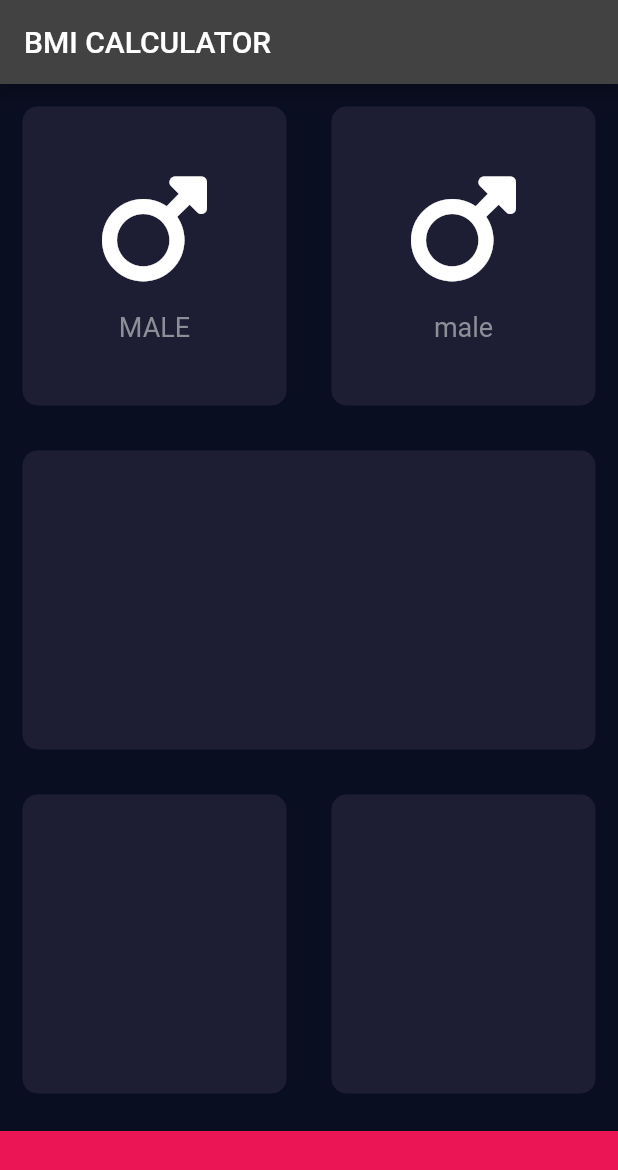
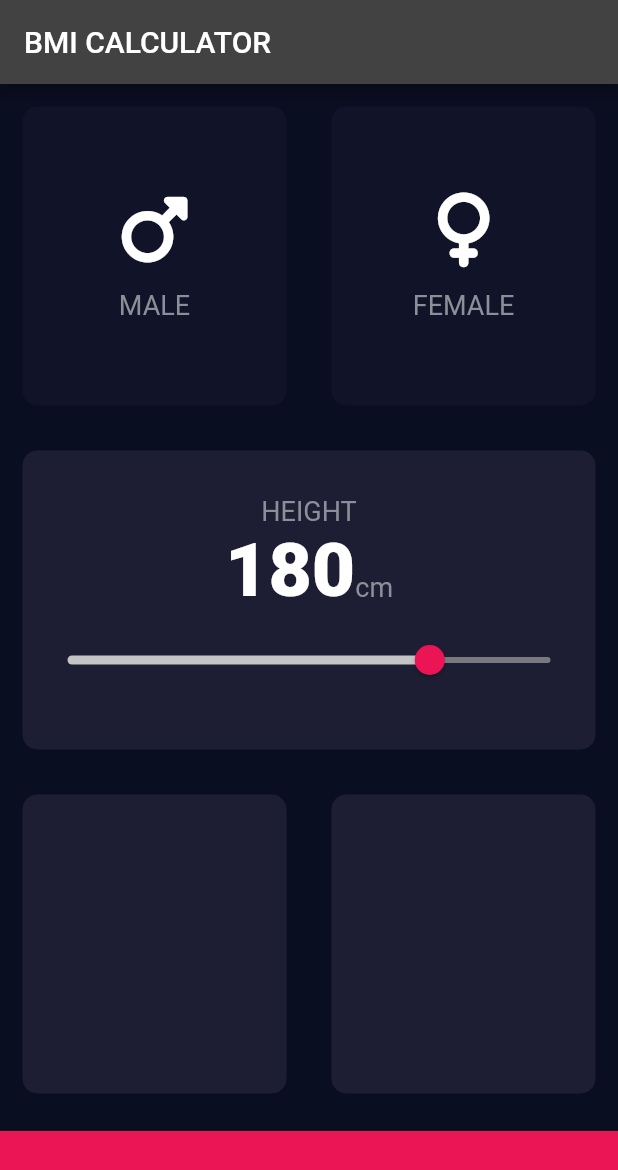
Before and after one commit to HeratUni-CS/bmi-calculator-Bashir-Danish, a Flutter app: the screen it shows after launch, on a phone screen of 412 x 824 dp. Shown: the top 1170 px of the screen. Run offline on Flutter 3.47's test engine with Material 2 defaults, Android fonts, the phone set to English and light mode, and no system bars; our stand-ins replace font_awesome_flutter.

Commit message:
height slider added

```diff
--- a/lib/components/icon_content.dart
+++ b/lib/components/icon_content.dart
@@ -14,7 +14,7 @@ class IconContent extends StatelessWidget {
       children: <Widget>[
         Icon(
           icon,
-          size: 80.0,
+          size: 50.0,
         ),
         const SizedBox(
           height: 15.0,
--- a/lib/components/resuable_card.dart
+++ b/lib/components/resuable_card.dart
@@ -4,16 +4,20 @@ import 'package:lib/constants.dart';
 class ReusableCard extends StatelessWidget {
   final Color? color;
   final Widget? child;
-  ReusableCard({this.color, this.child});
+  final VoidCallback? onPress;
+  ReusableCard({this.color, this.child ,this.onPress});
 
   @override
   Widget build(BuildContext context) {
-    return Container(
-      child: child,
-      margin: const EdgeInsets.all(15),
-      decoration: BoxDecoration(
-        color: color ?? ActiveCardColor,
-        borderRadius: BorderRadius.circular(10),
+    return GestureDetector(
+      onTap: onPress,
+      child: Container(
+        child: child,
+        margin: const EdgeInsets.all(15),
+        decoration: BoxDecoration(
+          color: color ?? kActiveCardColor,
+          borderRadius: BorderRadius.circular(10),
+        ),
       ),
     );
   }
--- a/lib/constants.dart
+++ b/lib/constants.dart
@@ -1,6 +1,17 @@
 import 'package:flutter/material.dart';
 
-const BottomContainerHeight = 70.0;
-const ActiveCardColor = Color(0xFF1D1E33);
-const InactiveCardColour = Color(0xFF111328);
-const BottomContainerColour = Color(0xFFEB1555);
+const kBottomContainerHeight = 70.0;
+const kActiveCardColor = Color(0xFF1D1E33);
+const kInactiveCardColor = Color(0xFF111328);
+const kBottomContainerColor = Color(0xFFEB1555);
+
+
+const kLabelTextStyle = TextStyle(
+  fontSize: 18.0,
+  color: Color(0xFF8D8E98),
+);
+
+const kNumberTextStyle = TextStyle(
+  fontSize: 50.0,
+  fontWeight: FontWeight.w900,
+);
--- a/lib/main.dart
+++ b/lib/main.dart
@@ -9,7 +9,7 @@ class BMICalculator extends StatelessWidget {
     return MaterialApp(
       debugShowCheckedModeBanner: false,
       theme: ThemeData.dark().copyWith(
-        primaryColor: const Color(0xFF0A0E21),
+        primaryColor: Color.fromARGB(255, 8, 11, 27),
         scaffoldBackgroundColor: const Color(0xFF0A0E21),
       ),
       home: const InputPage(),
--- a/lib/pages/input_page.dart
+++ b/lib/pages/input_page.dart
@@ -5,10 +5,21 @@ import 'package:lib/constants.dart';
 import '../components/icon_content.dart';
 import '../components/resuable_card.dart';
 
+enum Gender {
+  male,
+  female,
+}
 
-class InputPage extends StatelessWidget {
+class InputPage extends StatefulWidget {
   const InputPage({Key? key}) : super(key: key);
 
+  @override
+  State<InputPage> createState() => _InputPageState();
+}
+
+class _InputPageState extends State<InputPage> {
+  Gender? selectedGender;
+  int height = 180;
   @override
   Widget build(BuildContext context) {
     return Scaffold(
@@ -16,21 +27,87 @@ class InputPage extends StatelessWidget {
         title: const Text('BMI CALCULATOR'),
       ),
       body: Column(
+        crossAxisAlignment: CrossAxisAlignment.stretch,
         children: [
           Expanded(
             child: Row(
               children: [
-                Expanded(child: ReusableCard(child: IconContent(
-                    icon: FontAwesomeIcons.mars,
-                    label: 'MALE',
-                  ),),
+                Expanded(
+                  child: ReusableCard(
+                    onPress: () {
+                      setState(() {
+                        selectedGender = Gender.male;
+                      });
+                    },
+                    color: selectedGender == Gender.male
+                        ? kActiveCardColor
+                        : kInactiveCardColor,
+                    child: IconContent(
+                      icon: FontAwesomeIcons.mars,
+                      label: 'MALE',
+                    ),
+                  ),
                 ),
-                Expanded(child: ReusableCard(child: IconContent(icon: FontAwesomeIcons.mars, label: 'male'),),),
+                Expanded(
+                  child: ReusableCard(
+                    onPress: () {
+                      setState(() {
+                        selectedGender = Gender.female;
+                      });
+                    },
+                    color: selectedGender == Gender.female
+                        ? kActiveCardColor
+                        : kInactiveCardColor,
+                    child: IconContent(
+                      icon: FontAwesomeIcons.venus,
+                      label: 'FEMALE',
+                    ),
+                  ),
+                ),
               ],
             ),
           ),
           Expanded(
-            child: ReusableCard(),
+            child: ReusableCard(
+              child: Column(
+                mainAxisAlignment: MainAxisAlignment.center,
+                children: [
+                  Text('HEIGHT', style: kLabelTextStyle),
+                  Row(
+                    mainAxisAlignment: MainAxisAlignment.center,
+                    crossAxisAlignment: CrossAxisAlignment.baseline,
+                    textBaseline: TextBaseline.alphabetic,
+                    children: [
+                      Text(
+                        height.toString(),
+                        style: kNumberTextStyle,
+                      ),
+                      Text(
+                        'cm',
+                        style: kLabelTextStyle,
+                      )
+                    ],
+                  ),
+                   SliderTheme(
+                    data:  SliderTheme.of(context).copyWith(
+                      inactiveTrackColor:const Color.fromARGB(255, 120, 120, 126),
+                      activeTrackColor: const Color.fromARGB(255, 197, 196, 196),
+                      thumbColor: const Color(0xFFEB1555),
+                      overlayColor:const Color(0x29EB1555),
+                      thumbShape:
+                          const RoundSliderThumbShape(enabledThumbRadius: 10.0),
+                      overlayShape:
+                          const RoundSliderOverlayShape(overlayRadius: 30.0),
+                    ),
+                    child: Slider(value: height.toDouble(),min: 120,max: 200, onChanged: (double newValue){
+                      setState(() {
+                        height = newValue.round();
+                      });
+                    }),
+                  )
+                ],
+              ),
+            ),
           ),
           Expanded(
             child: Row(
@@ -41,10 +118,10 @@ class InputPage extends StatelessWidget {
             ),
           ),
           Container(
-            color: BottomContainerColour,
-            margin: EdgeInsets.only(top: 10),
+            color: kBottomContainerColor,
+            margin:const EdgeInsets.only(top: 10),
             width: double.infinity,
-            height: BottomContainerHeight,
+            height: kBottomContainerHeight,
           )
         ],
       ),
```
